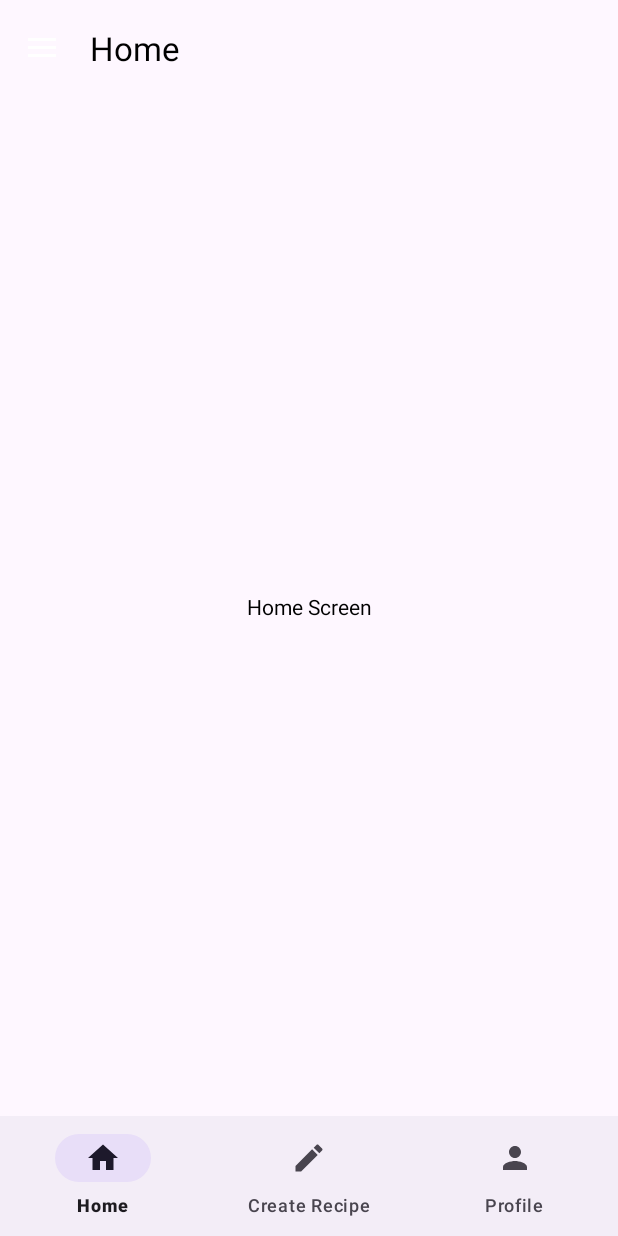
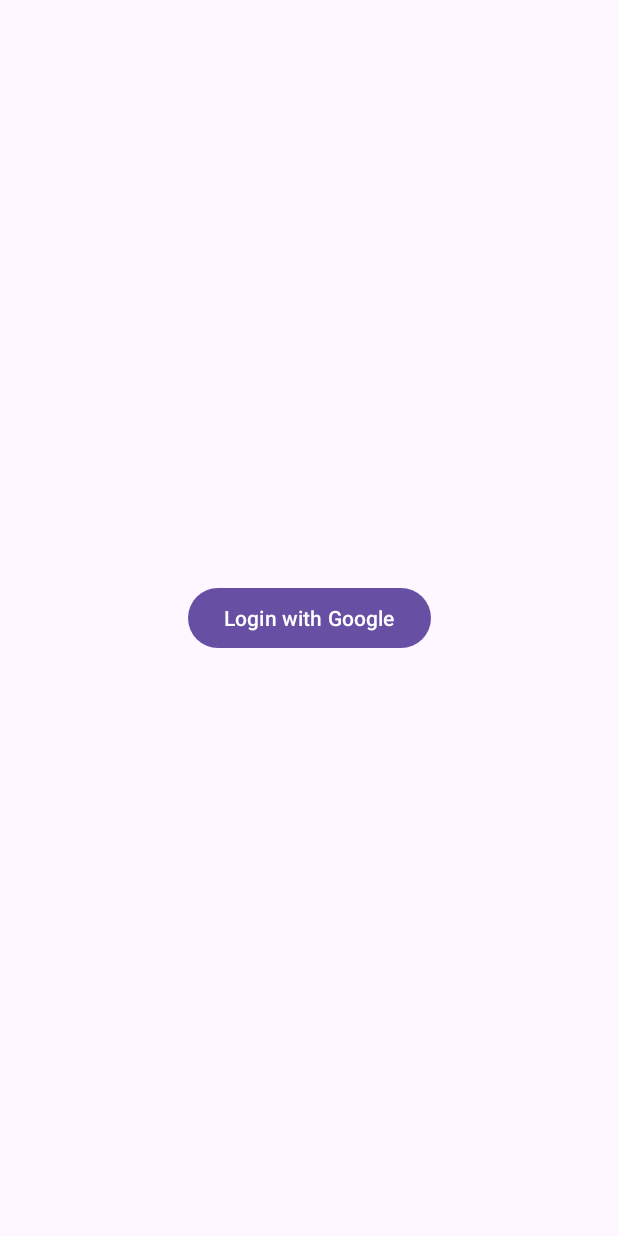
Before and after one commit to achmf/flavorize, an Android app: the screen it shows after launch (MainActivity before the commit, LoginActivity after it), on a phone screen of 412 x 824 dp. Run offline under Robolectric (Android 15) with nearby library versions, the phone set to English and light mode, and no system bars; our stand-ins replace Firebase (no records; nobody signed in at launch, a user with empty details on screens opened directly), navigation-ui.

Commit message:
add: login with google (firebase) feature

```diff
--- a/app/src/main/AndroidManifest.xml
+++ b/app/src/main/AndroidManifest.xml
@@ -10,6 +10,9 @@
         android:roundIcon="@mipmap/ic_launcher_round"
         android:supportsRtl="true"
         android:theme="@style/Theme.Flavorize">
+        <activity
+            android:name=".ui.auth.LoginActivity"
+            android:exported="false" />
         <activity
             android:name=".MainActivity"
             android:exported="true">
--- a/app/src/main/java/com/example/flavorize/MainActivity.kt
+++ b/app/src/main/java/com/example/flavorize/MainActivity.kt
@@ -1,5 +1,6 @@
 package com.example.flavorize
 
+import android.content.Intent
 import android.os.Bundle
 import androidx.activity.enableEdgeToEdge
 import androidx.appcompat.app.AppCompatActivity
@@ -12,11 +13,14 @@ import androidx.navigation.ui.AppBarConfiguration
 import androidx.navigation.ui.setupActionBarWithNavController
 import androidx.navigation.ui.setupWithNavController
 import com.example.flavorize.databinding.ActivityMainBinding
+import com.example.flavorize.ui.auth.LoginActivity
+import com.google.firebase.auth.FirebaseAuth
 
 class MainActivity : AppCompatActivity() {
 
     private lateinit var binding: ActivityMainBinding
     private lateinit var viewModel: MainViewModel
+    private lateinit var auth: FirebaseAuth
 
     override fun onCreate(savedInstanceState: Bundle?) {
         super.onCreate(savedInstanceState)
@@ -24,6 +28,15 @@ class MainActivity : AppCompatActivity() {
 
         binding = ActivityMainBinding.inflate(layoutInflater)
         setContentView(binding.root)
+
+        auth = FirebaseAuth.getInstance()
+
+        // Check if user is not logged in, redirect to LoginActivity
+        if (auth.currentUser == null) {
+            startActivity(Intent(this, LoginActivity::class.java))
+            finish()
+            return
+        }
 
         viewModel = ViewModelProvider(this)[MainViewModel::class.java]
 
--- /dev/null
+++ b/app/src/main/java/com/example/flavorize/ui/auth/LoginActivity.kt
@@ -0,0 +1,75 @@
+package com.example.flavorize.ui.auth
+
+import android.content.Intent
+import android.os.Bundle
+import androidx.activity.result.contract.ActivityResultContracts
+import androidx.appcompat.app.AppCompatActivity
+import com.example.flavorize.MainActivity
+import com.example.flavorize.R
+import com.example.flavorize.databinding.ActivityLoginBinding
+import com.google.android.gms.auth.api.signin.GoogleSignIn
+import com.google.android.gms.auth.api.signin.GoogleSignInAccount
+import com.google.android.gms.auth.api.signin.GoogleSignInClient
+import com.google.android.gms.auth.api.signin.GoogleSignInOptions
+import com.google.android.gms.common.api.ApiException
+import com.google.firebase.auth.FirebaseAuth
+import com.google.firebase.auth.GoogleAuthProvider
+
+class LoginActivity : AppCompatActivity() {
+
+    private lateinit var binding: ActivityLoginBinding
+    private lateinit var googleSignInClient: GoogleSignInClient
+    private lateinit var auth: FirebaseAuth
+
+    override fun onCreate(savedInstanceState: Bundle?) {
+        super.onCreate(savedInstanceState)
+        binding = ActivityLoginBinding.inflate(layoutInflater)
+        setContentView(binding.root)
+
+        // Configure Google Sign In
+        val gso = GoogleSignInOptions.Builder(GoogleSignInOptions.DEFAULT_SIGN_IN)
+            .requestIdToken(getString(R.string.default_web_client_id))
+            .requestEmail()
+            .build()
+
+        googleSignInClient = GoogleSignIn.getClient(this, gso)
+        auth = FirebaseAuth.getInstance()
+
+        binding.loginButton.setOnClickListener {
+            signIn()
+        }
+    }
+
+    private val signInLauncher = registerForActivityResult(ActivityResultContracts.StartActivityForResult()) { result ->
+        if (result.resultCode == RESULT_OK) {
+            val task = GoogleSignIn.getSignedInAccountFromIntent(result.data)
+            try {
+                val account: GoogleSignInAccount = task.getResult(ApiException::class.java)
+                firebaseAuthWithGoogle(account.idToken!!)
+            } catch (e: ApiException) {
+                e.printStackTrace()
+            }
+        }
+    }
+
+    private fun signIn() {
+        val signInIntent = googleSignInClient.signInIntent
+        signInLauncher.launch(signInIntent)
+    }
+
+    private fun firebaseAuthWithGoogle(idToken: String) {
+        val credential = GoogleAuthProvider.getCredential(idToken, null)
+        auth.signInWithCredential(credential)
+            .addOnCompleteListener(this) { task ->
+                if (task.isSuccessful) {
+                    // Sign in success, navigate to MainActivity
+                    val user = auth.currentUser
+                    startActivity(Intent(this, MainActivity::class.java))
+                    finish()
+                } else {
+                    // If sign in fails, display a message to the user.
+                    task.exception?.printStackTrace()
+                }
+            }
+    }
+}
--- /dev/null
+++ b/app/src/main/res/layout/activity_login.xml
@@ -0,0 +1,19 @@
+<?xml version="1.0" encoding="utf-8"?>
+<androidx.constraintlayout.widget.ConstraintLayout xmlns:android="http://schemas.android.com/apk/res/android"
+    xmlns:app="http://schemas.android.com/apk/res-auto"
+    xmlns:tools="http://schemas.android.com/tools"
+    android:layout_width="match_parent"
+    android:layout_height="match_parent"
+    tools:context=".ui.auth.LoginActivity">
+
+    <Button
+        android:id="@+id/loginButton"
+        android:layout_width="wrap_content"
+        android:layout_height="wrap_content"
+        android:text="Login with Google"
+        app:layout_constraintTop_toTopOf="parent"
+        app:layout_constraintBottom_toBottomOf="parent"
+        app:layout_constraintStart_toStartOf="parent"
+        app:layout_constraintEnd_toEndOf="parent" />
+
+</androidx.constraintlayout.widget.ConstraintLayout>
--- a/app/src/main/res/values/strings.xml
+++ b/app/src/main/res/values/strings.xml
@@ -9,4 +9,5 @@
     <string name="profile_screen">Profile Screen</string>
     <string name="create_recipe_fragment">Create Recipe Fragment</string>
     <string name="create_recipe_button">Create Recipe Button</string>
+    <string name="default_web_client_id">948187058327-q64t6tch7dqgf9k2mq9i8pet721jc470.apps.googleusercontent.com</string>
 </resources>
--- a/build.gradle.kts
+++ b/build.gradle.kts
@@ -2,4 +2,5 @@
 plugins {
     alias(libs.plugins.android.application) apply false
     alias(libs.plugins.kotlin.android) apply false
+    alias(libs.plugins.google.gms.google.services) apply false
 }
```
Also changed, not shown: app/build.gradle.kts (+7 -0 lines), gradle/libs.versions.toml (+24 -0 lines), 2 other files.
